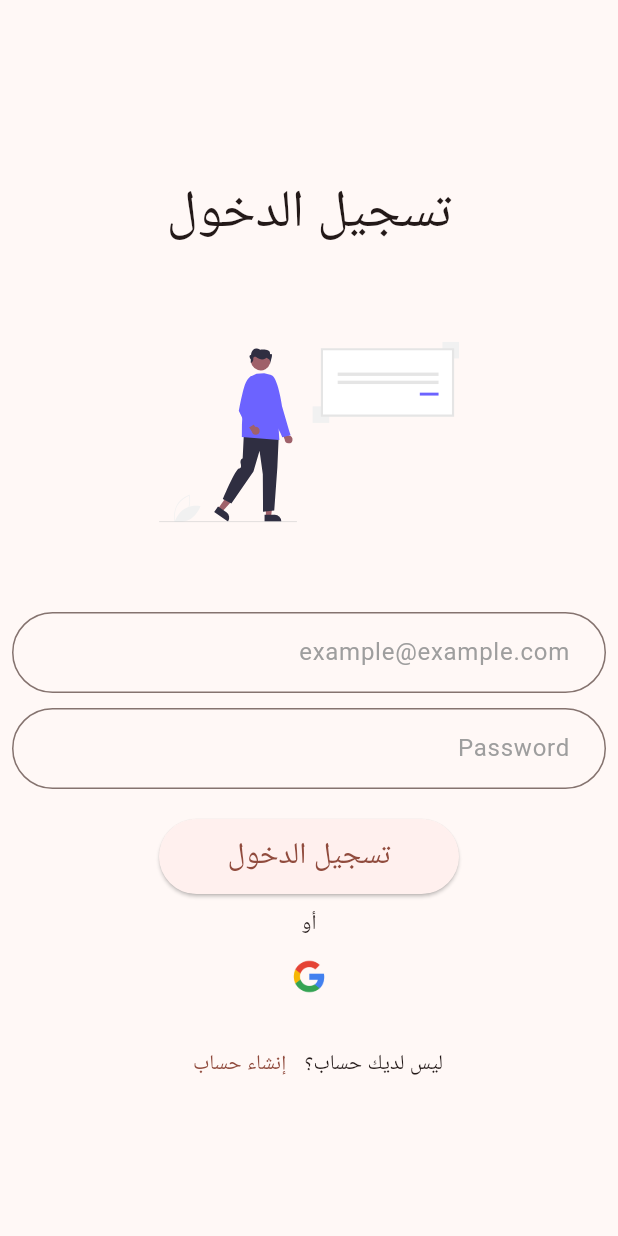
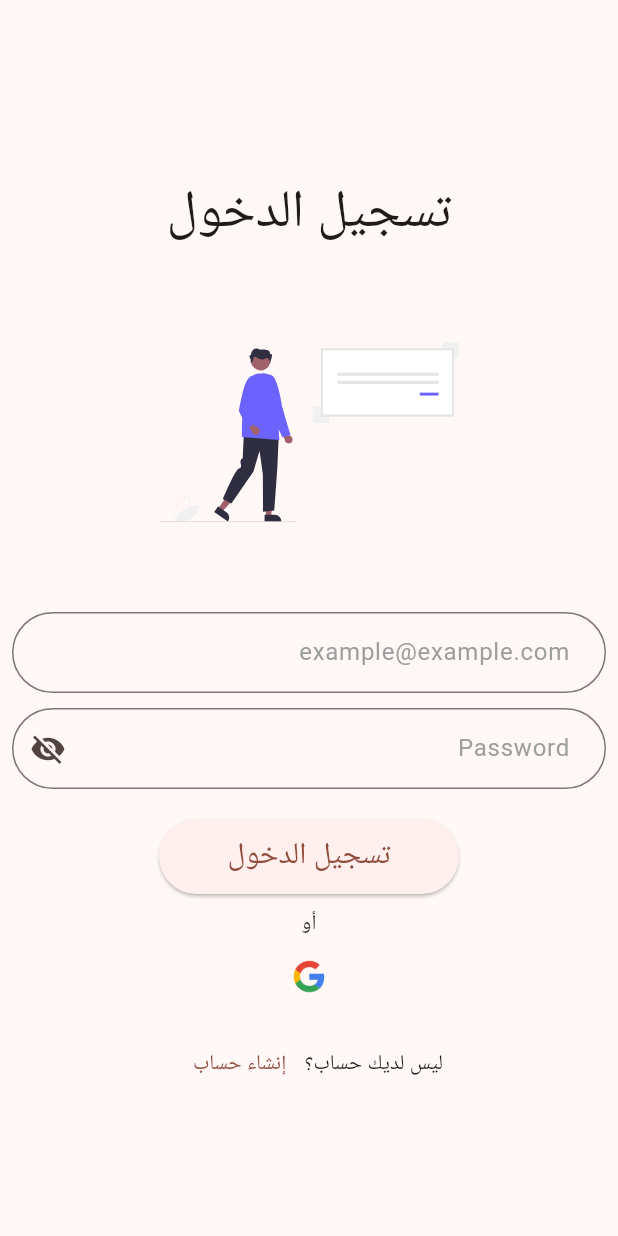
Before and after one commit to omer358/blood-donor-app, a Flutter app: the screen it shows after launch, after a tap on "إنشاء حساب", after a tap on "تسجيل دخول", on a phone screen of 412 x 824 dp. Run offline on Flutter 3.47's test engine with Material 3 defaults, Android fonts, the phone set to English and light mode, and no system bars; our stand-ins replace cloud_firestore, firebase_auth, firebase_core, flutter_local_notifications, flutter_svg, get and 2 more; accounts and stored records are empty.

Commit message:
add password visibility

```diff
--- a/lib/presentation/screens/login.dart
+++ b/lib/presentation/screens/login.dart
@@ -5,10 +5,17 @@ import 'package:get/get.dart';
 
 import '../../controllers/auth_controller.dart';
 
-class LoginScreen extends StatelessWidget {
+class LoginScreen extends StatefulWidget {
+  const LoginScreen({super.key});
+
+  @override
+  _LoginScreenState createState() => _LoginScreenState();
+}
+
+class _LoginScreenState extends State<LoginScreen> {
   final AuthController authController = Get.put(AuthController());
 
-  LoginScreen({super.key});
+  bool _passwordVisible = false; // Track password visibility
 
   @override
   Widget build(BuildContext context) {
@@ -24,24 +31,16 @@ class LoginScreen extends StatelessWidget {
                 _buildHeaderText(),
                 const SizedBox(height: 20),
                 _buildSvgImage(),
-                const SizedBox(
-                  height: 20,
-                ),
+                const SizedBox(height: 20),
                 _buildEmailTextField(),
-                const SizedBox(height: 10,),
+                const SizedBox(height: 10),
                 _buildPasswordTextField(),
-                const SizedBox(
-                  height: 20,
-                ),
+                const SizedBox(height: 20),
                 _buildSignUpButton(),
-                const SizedBox(
-                  height: 10,
-                ),
+                const SizedBox(height: 10),
                 _buildGoogleSignInButton(),
-                const SizedBox(
-                  height: 10,
-                ),
-                _buildSignInButton()
+                const SizedBox(height: 10),
+                _buildSignInButton(),
               ],
             ),
           ),
@@ -90,7 +89,7 @@ class LoginScreen extends StatelessWidget {
 
   Widget _buildPasswordTextField() {
     return TextField(
-      obscureText: true,
+      obscureText: !_passwordVisible, // Control password visibility
       onChanged: (value) {
         authController.password.value = value; // Bind input to controller
       },
@@ -101,6 +100,17 @@ class LoginScreen extends StatelessWidget {
             vertical: 15.0, horizontal: 20.0),
         border: OutlineInputBorder(
           borderRadius: BorderRadius.circular(30.0),
+        ),
+        // Add a visibility toggle icon to the suffix
+        suffixIcon: IconButton(
+          icon: Icon(
+            _passwordVisible ? Icons.visibility : Icons.visibility_off,
+          ),
+          onPressed: () {
+            setState(() {
+              _passwordVisible = !_passwordVisible; // Toggle visibility
+            });
+          },
         ),
       ),
     );
@@ -118,23 +128,6 @@ class LoginScreen extends StatelessWidget {
           "تسجيل الدخول",
           style: TextStyle(fontSize: 20),
         ),
-        ));
-  }
-
-
-  Widget _buildSignInButton() {
-    return Directionality(
-      textDirection: TextDirection.rtl,
-      child: Row(
-        mainAxisAlignment: MainAxisAlignment.center,
-        children: [
-          const Text("ليس لديك حساب؟"),
-          TextButton(
-              onPressed: () {
-                Get.off(SignUpScreen());
-              },
-              child: const Text("إنشاء حساب"))
-        ],
       ),
     );
   }
@@ -156,4 +149,22 @@ class LoginScreen extends StatelessWidget {
       ],
     );
   }
+
+  Widget _buildSignInButton() {
+    return Directionality(
+      textDirection: TextDirection.rtl,
+      child: Row(
+        mainAxisAlignment: MainAxisAlignment.center,
+        children: [
+          const Text("ليس لديك حساب؟"),
+          TextButton(
+            onPressed: () {
+              Get.off(SignUpScreen());
+            },
+            child: const Text("إنشاء حساب"),
+          ),
+        ],
+      ),
+    );
   }
+}
--- a/lib/presentation/screens/registration.dart
+++ b/lib/presentation/screens/registration.dart
@@ -5,10 +5,18 @@ import 'package:get/get.dart';
 import '../../controllers/auth_controller.dart';
 import 'login.dart';
 
-class SignUpScreen extends StatelessWidget {
-  final AuthController authController = Get.put(AuthController());
+class SignUpScreen extends StatefulWidget {
 
   SignUpScreen({super.key});
+
+  @override
+  State<SignUpScreen> createState() => _SignUpScreenState();
+}
+
+class _SignUpScreenState extends State<SignUpScreen> {
+  final AuthController authController = Get.put(AuthController());
+  bool _passwordVisible = false; // Track password visibility
+
 
   @override
   Widget build(BuildContext context) {
@@ -86,17 +94,28 @@ class SignUpScreen extends StatelessWidget {
 
   Widget _buildPasswordTextField() {
     return TextField(
-      obscureText: true,
+      obscureText: !_passwordVisible, // Control password visibility
       onChanged: (value) {
         authController.password.value = value; // Bind input to controller
       },
       decoration: InputDecoration(
         hintText: 'Password',
         hintStyle: const TextStyle(color: Colors.grey),
-        contentPadding:
-            const EdgeInsets.symmetric(vertical: 15.0, horizontal: 20.0),
+        contentPadding: const EdgeInsets.symmetric(
+            vertical: 15.0, horizontal: 20.0),
         border: OutlineInputBorder(
           borderRadius: BorderRadius.circular(30.0),
+        ),
+        // Add a visibility toggle icon to the suffix
+        suffixIcon: IconButton(
+          icon: Icon(
+            _passwordVisible ? Icons.visibility : Icons.visibility_off,
+          ),
+          onPressed: () {
+            setState(() {
+              _passwordVisible = !_passwordVisible; // Toggle visibility
+            });
+          },
         ),
       ),
     );
```
Lines whose indentation alone changed are shown as unchanged.
